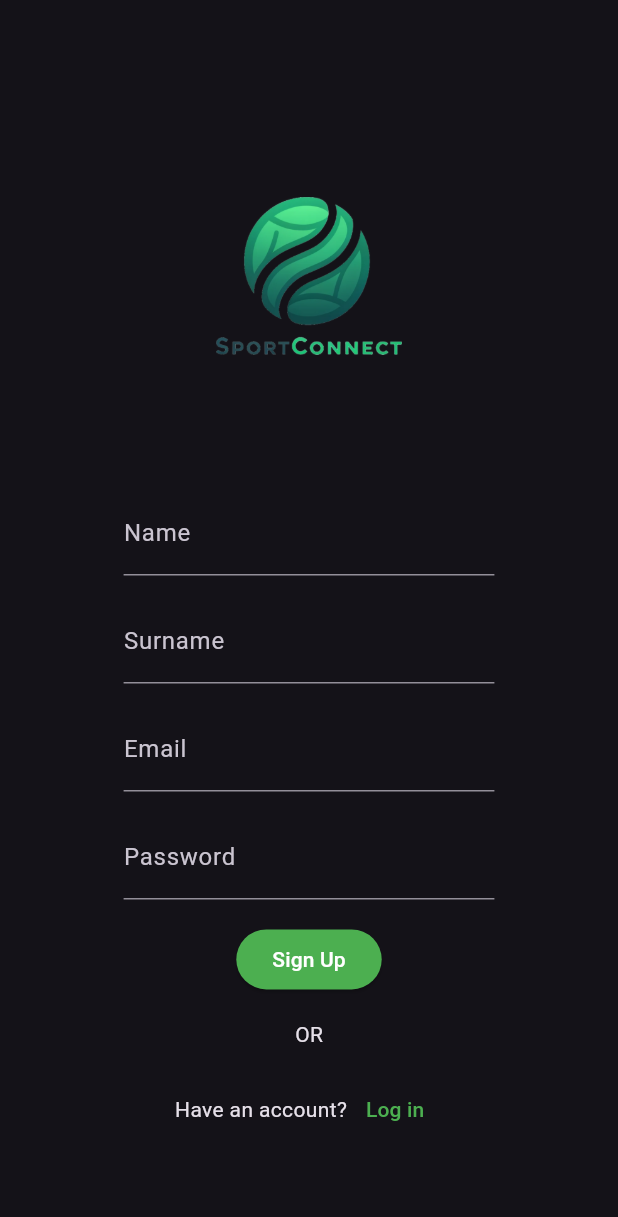
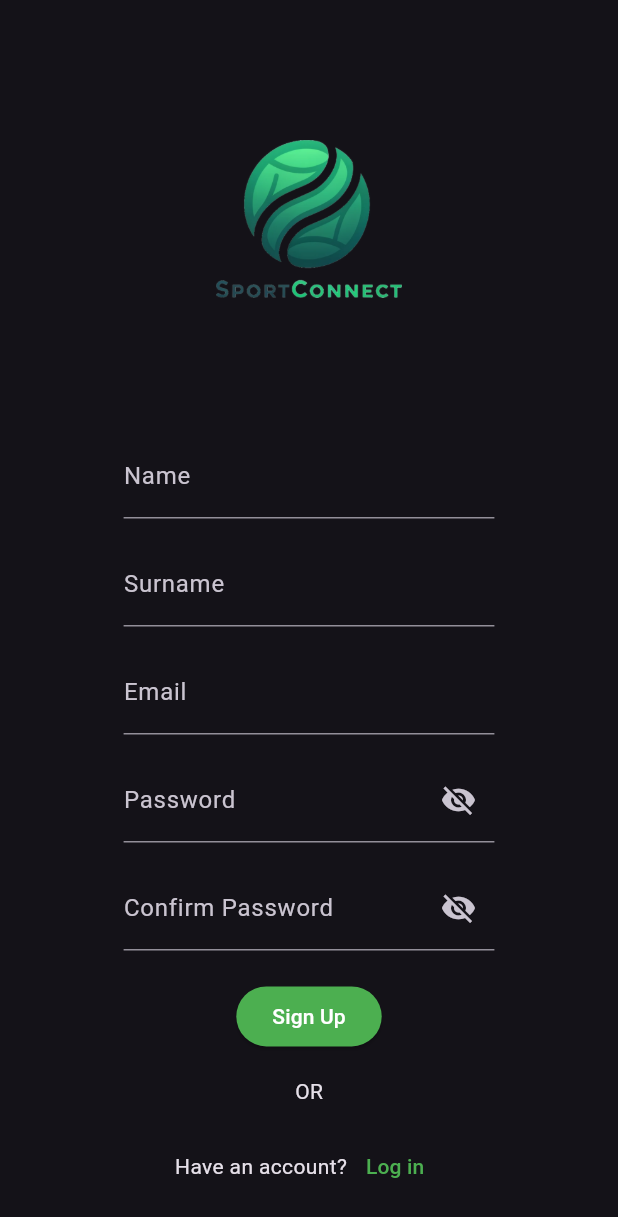
Before and after one commit to plum-bee/sportconnect, a Flutter app: the screen it shows after launch, after a tap on "Sign up", on a phone screen of 412 x 824 dp. Shown: the top 1217 px of the screen. Run offline on Flutter 3.47's test engine with Material 3 defaults, Android fonts, the phone set to English and light mode, and no system bars; drawn by our look-alikes of flutter_form_builder; our stand-ins replace form_builder_validators, get, google_maps_flutter, supabase_flutter; accounts and stored records are empty.

Commit message:
feat: password visible toggle

```diff
--- a/lib/src/pages/login_screen.dart
+++ b/lib/src/pages/login_screen.dart
@@ -14,6 +14,7 @@ class LoginScreen extends StatefulWidget {
 class _LoginScreenState extends State<LoginScreen> {
   final GlobalKey<FormBuilderState> _formKey = GlobalKey<FormBuilderState>();
   bool _isLoading = false;
+  bool _isPasswordHidden = true; // Add this line
 
   Future<void> _signIn() async {
     final form = _formKey.currentState;
@@ -107,10 +108,24 @@ class _LoginScreenState extends State<LoginScreen> {
                             width: constraints.maxWidth * 0.6,
                             child: FormBuilderTextField(
                               name: 'password',
-                              decoration: const InputDecoration(
+                              obscureText: _isPasswordHidden, // Use the state
+                              decoration: InputDecoration(
                                 labelText: 'Password',
+                                suffixIcon: IconButton(
+                                  icon: Icon(
+                                    // Toggle the icon
+                                    _isPasswordHidden
+                                        ? Icons.visibility_off
+                                        : Icons.visibility,
+                                  ),
+                                  onPressed: () {
+                                    // Update the state to toggle password visibility
+                                    setState(() {
+                                      _isPasswordHidden = !_isPasswordHidden;
+                                    });
+                                  },
+                                ),
                               ),
-                              obscureText: true,
                             ),
                           ),
                           const SizedBox(height: 20.0),
--- a/lib/src/pages/register_screen.dart
+++ b/lib/src/pages/register_screen.dart
@@ -3,6 +3,7 @@ import 'package:flutter_form_builder/flutter_form_builder.dart';
 import 'package:sportconnect/src/pages/login_screen.dart';
 import 'package:supabase_flutter/supabase_flutter.dart';
 import 'package:sportconnect/main.dart';
+import 'package:form_builder_validators/form_builder_validators.dart';
 
 class RegisterScreen extends StatefulWidget {
   RegisterScreen({super.key});
@@ -14,6 +15,8 @@ class RegisterScreen extends StatefulWidget {
 class _RegisterScreenState extends State<RegisterScreen> {
   final _formKey = GlobalKey<FormBuilderState>();
   bool _isLoading = false;
+  bool _isPasswordHidden = true;
+  bool _isConfirmPasswordHidden = true;
 
   void _signUp(BuildContext context) async {
     final form = _formKey.currentState;
@@ -92,6 +95,7 @@ class _RegisterScreenState extends State<RegisterScreen> {
                     const SizedBox(height: 20.0),
                     FormBuilder(
                       key: _formKey,
+                      autovalidateMode: AutovalidateMode.onUserInteraction,
                       child: Column(
                         mainAxisAlignment: MainAxisAlignment.center,
                         children: [
@@ -129,13 +133,57 @@ class _RegisterScreenState extends State<RegisterScreen> {
                             width: constraints.maxWidth * 0.6,
                             child: FormBuilderTextField(
                               name: 'password',
-                              decoration: const InputDecoration(
+                              obscureText: _isPasswordHidden,
+                              decoration: InputDecoration(
                                 labelText: 'Password',
+                                suffixIcon: IconButton(
+                                  icon: Icon(
+                                    _isPasswordHidden
+                                        ? Icons.visibility_off
+                                        : Icons.visibility,
+                                  ),
+                                  onPressed: () {
+                                    setState(() {
+                                      _isPasswordHidden = !_isPasswordHidden;
+                                    });
+                                  },
+                                ),
                               ),
-                              obscureText: true,
                             ),
                           ),
                           const SizedBox(height: 16.0),
+                          Container(
+                            width: constraints.maxWidth * 0.6,
+                            child: FormBuilderTextField(
+                              name: 'confirm_password',
+                              obscureText: _isConfirmPasswordHidden,
+                              decoration: InputDecoration(
+                                labelText: 'Confirm Password',
+                                suffixIcon: IconButton(
+                                  icon: Icon(
+                                    _isConfirmPasswordHidden
+                                        ? Icons.visibility_off
+                                        : Icons.visibility,
+                                  ),
+                                  onPressed: () {
+                                    setState(() {
+                                      _isConfirmPasswordHidden =
+                                          !_isConfirmPasswordHidden;
+                                    });
+                                  },
+                                ),
+                              ),
+                              validator: (val) {
+                                if (val !=
+                                    _formKey.currentState?.fields['password']
+                                        ?.value) {
+                                  return 'Passwords do not match';
+                                }
+                                return null;
+                              },
+                            ),
+                          ),
+                          const SizedBox(height: 20.0),
                           ElevatedButton(
                             onPressed: () => _signUp(context),
                             child: _isLoading
--- a/pubspec.yaml
+++ b/pubspec.yaml
@@ -13,6 +13,7 @@ dependencies:
   flutter_form_builder: ^9.0.0
   google_maps_flutter: ^2.1.1
   get: ^4.6.6
+  form_builder_validators: ^9.1.0
 
 dev_dependencies:
   flutter_test:
```
